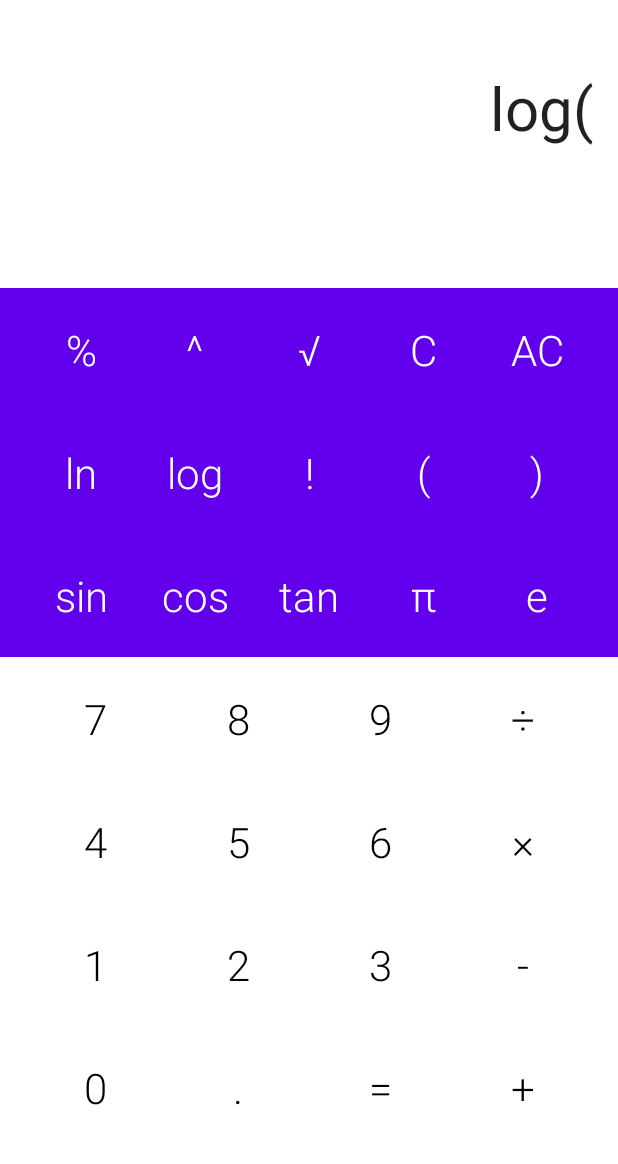
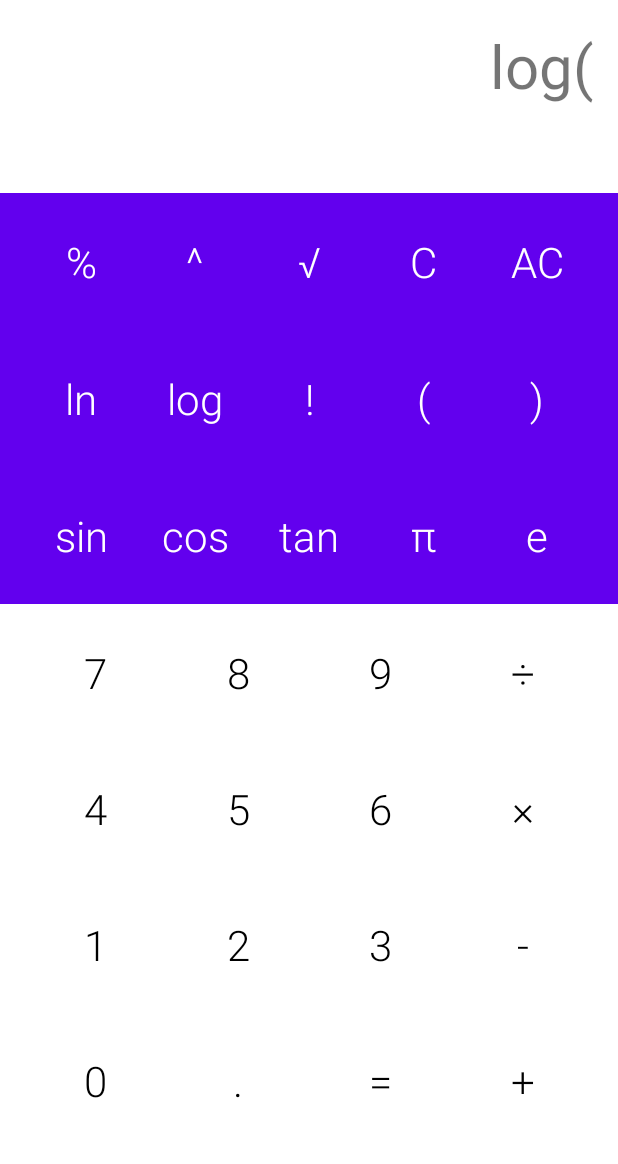
Before and after one commit to Javinator9889/Calculator, an Android app: the screen it shows after launch (Calculator), after a tap on "log", on a phone screen of 412 x 824 dp, the part 63-1227 px from its top. Run offline under Robolectric (Android 15) with nearby library versions, the phone set to English and light mode, and no system bars; our stand-ins replace Timber; libraries missing offline, so code that uses them is left out: org.javia.arity; Roboto replaces fonts that are not available here; 3 statements that could not run were skipped.

Commit message:
Included text animations

```diff
--- a/app/build.gradle
+++ b/app/build.gradle
@@ -1,5 +1,4 @@
 apply plugin: 'com.android.application'
-apply plugin: 'com.google.android.gms.oss-licenses-plugin'
 apply plugin: 'kotlin-android'
 apply plugin: 'kotlin-android-extensions'
 apply plugin: 'com.google.firebase.crashlytics'
@@ -90,8 +89,6 @@ dependencies {
     androidTestImplementation 'androidx.test.ext:junit:1.1.1'
     androidTestImplementation 'androidx.test.espresso:espresso-core:3.2.0'
 
-    // https://material.io/develop/android/docs/getting-started/
-//    implementation 'com.google.android.material:material:1.1.0'
     // https://developer.android.com/kotlin/ktx#lifecycle
     implementation 'androidx.lifecycle:lifecycle-runtime-ktx:2.2.0'
     // https://developer.android.com/kotlin/ktx#viewmodel
--- a/app/src/main/java/com/javinator9889/calculator/views/activities/Calculator.kt
+++ b/app/src/main/java/com/javinator9889/calculator/views/activities/Calculator.kt
@@ -18,13 +18,17 @@
  */
 package com.javinator9889.calculator.views.activities
 
+import android.animation.*
 import android.content.Context
 import android.os.Build
 import android.os.Bundle
 import android.os.Vibrator
+import android.text.TextUtils
 import android.text.method.ScrollingMovementMethod
-import android.view.animation.AnimationUtils
+import android.view.View
+import android.view.animation.AccelerateDecelerateInterpolator
 import android.view.inputmethod.InputMethodManager
+import android.widget.TextView
 import androidx.lifecycle.Observer
 import androidx.lifecycle.lifecycleScope
 import androidx.lifecycle.whenCreated
@@ -32,12 +36,15 @@ import com.javinator9889.calculator.R
 import com.javinator9889.calculator.models.ButtonBinder
 import com.javinator9889.calculator.models.viewmodels.calculator.CalculatorViewModel
 import com.javinator9889.calculator.models.viewmodels.factory.ViewModelFactory
+import com.javinator9889.calculator.utils.notNull
 import com.javinator9889.calculator.utils.viewModels
 import com.javinator9889.calculator.views.activities.base.ActionBarBase
+import com.javinator9889.calculator.views.widgets.CalculatorEditText
 import kotlinx.android.synthetic.main.calc_layout.*
 import kotlinx.coroutines.Dispatchers
 import kotlinx.coroutines.launch
 import timber.log.Timber
+
 
 /**
  * Bundle key for saving the current displayed operation text
@@ -65,10 +72,11 @@ internal const val ARG_CURRENT_RESULT_TEXT = "args:calculator:operation_result"
  *
  * @see com.javinator9889.calculator.models.viewmodels.calculator.CalculatorViewModel
  */
-class Calculator : ActionBarBase() {
+class Calculator : ActionBarBase(), CalculatorEditText.OnTextSizeChangeListener {
     override val layoutId: Int = R.layout.calc_layout
     override val menuRes: Int = R.menu.app_menu
     private lateinit var binder: ButtonBinder
+    private var currentAnimator: Animator? = null
     private val calculatorViewModel: CalculatorViewModel by viewModels {
         ViewModelFactory(CalculatorViewModel.Factory, this)
     }
@@ -89,7 +97,7 @@ class Calculator : ActionBarBase() {
                     Timber.d("OP result updated - $it")
                     if (it != "NaN") {
                         operation.error = null
-                        currentResult.text = it
+                        currentResult.setText(it)
                     }
                 })
                 calculatorViewModel.equalsResult.observe(this@Calculator, Observer {
@@ -100,17 +108,7 @@ class Calculator : ActionBarBase() {
                         return@Observer
                     }
                     operation.error = null
-                    val fadeOutAnimation =
-                        AnimationUtils.loadAnimation(this@Calculator, android.R.anim.fade_out)
-                    val fadeInAnimation =
-                        AnimationUtils.loadAnimation(this@Calculator, android.R.anim.fade_in)
-                    operation.clearFocus()
-                    operation.setText(currentResult.text)
-                    operation.setSelection(0)
-                    operation.startAnimation(fadeInAnimation)
-
-                    currentResult.startAnimation(fadeOutAnimation)
-                    currentResult.text = ""
+                    onResult(it)
                 })
                 Timber.d("Setting values")
                 binder = ButtonBinder(
@@ -125,6 +123,7 @@ class Calculator : ActionBarBase() {
                 disableEditTextKeyboard()
                 operation.isCursorVisible = true
                 operation.requestFocus()
+                operation.setOnTextSizeChangeListener(this@Calculator)
             }
         }
     }
@@ -134,6 +133,9 @@ class Calculator : ActionBarBase() {
      */
     override fun onSaveInstanceState(outState: Bundle) {
         super.onSaveInstanceState(outState)
+        currentAnimator.notNull {
+            it.end()
+        }
         Timber.d("Saving instance - data: ${calculatorViewModel.currentOperation.value}")
         outState.putCharSequence(ARG_OPERATION_TEXT, calculatorViewModel.currentOperation.value)
         outState.putCharSequence(ARG_CURRENT_RESULT_TEXT, currentResult.text)
@@ -146,7 +148,7 @@ class Calculator : ActionBarBase() {
         super.onRestoreInstanceState(savedInstanceState)
         Timber.d("Restoring instance - op: ${savedInstanceState.getCharSequence(ARG_OPERATION_TEXT)}")
         operation.setText(savedInstanceState.getCharSequence(ARG_OPERATION_TEXT))
-        currentResult.text = savedInstanceState.getCharSequence(ARG_CURRENT_RESULT_TEXT)
+        currentResult.setText(savedInstanceState.getCharSequence(ARG_CURRENT_RESULT_TEXT))
         operation.setSelection(0)
     }
 
@@ -158,6 +160,31 @@ class Calculator : ActionBarBase() {
         calculatorViewModel.finish()
     }
 
+    override fun onUserInteraction() {
+        super.onUserInteraction()
+        currentAnimator.notNull {
+            it.end()
+        }
+    }
+
+    override fun onTextSizeChanged(textView: TextView, oldSize: Float) {
+        val textScale = oldSize / textView.textSize
+        val translationX = (1.0f - textScale) * (textView.width / 2.0f - textView.paddingRight)
+        val translationY = (1.0f - textScale) * (textView.height / 2.0f - textView.paddingBottom)
+
+        val animatorSet = AnimatorSet()
+        animatorSet.playTogether(
+            ObjectAnimator.ofFloat(textView, View.SCALE_X, textScale, 1.0f),
+            ObjectAnimator.ofFloat(textView, View.SCALE_Y, textScale, 1.0f),
+            ObjectAnimator.ofFloat(textView, View.TRANSLATION_X, translationX, 0.0f),
+            ObjectAnimator.ofFloat(textView, View.TRANSLATION_Y, translationY, 0.0f)
+        )
+        animatorSet.duration =
+            resources.getInteger(android.R.integer.config_shortAnimTime).toLong()
+        animatorSet.interpolator = AccelerateDecelerateInterpolator()
+        animatorSet.start()
+    }
+
     private fun disableEditTextKeyboard() {
         if (Build.VERSION.SDK_INT >= Build.VERSION_CODES.LOLLIPOP)
             operation.showSoftInputOnFocus = false
@@ -165,4 +192,68 @@ class Calculator : ActionBarBase() {
             hideSoftInputFromWindow(operation.windowToken, 0)
         }
     }
+
+    private fun onResult(result: String) {
+        if (TextUtils.isEmpty(currentResult.text))
+            return
+        // Calculate the values needed to perform the scale and translation animations,
+        // accounting for how the scale will affect the final position of the text.
+        // Calculate the values needed to perform the scale and translation animations,
+        // accounting for how the scale will affect the final position of the text.
+        val resultScale = operation.getVariableTextSize(result) / currentResult.textSize
+        val resultTranslationX = (1.0f - resultScale) *
+                (currentResult.width / 2.0f - currentResult.paddingRight)
+        val resultTranslationY = (1.0f - resultScale) *
+                (currentResult.height / 2.0f - currentResult.paddingBottom) +
+                (operation.bottom - currentResult.bottom) +
+                (currentResult.paddingBottom - operation.paddingBottom)
+        val formulaTranslationY = -operation.bottom.toFloat()
+
+        // Use a value animator to fade to the final text color over the course of the animation.
+        val resultTextColor = currentResult.currentTextColor
+        val formulaTextColor = operation.currentTextColor
+        val textColorAnimator =
+            ValueAnimator.ofObject(ArgbEvaluator(), resultTextColor, formulaTextColor)
+        textColorAnimator.addUpdateListener { valueAnimator ->
+            currentResult.setTextColor(
+                valueAnimator.animatedValue as Int
+            )
+        }
+
+        val animatorSet = AnimatorSet()
+        animatorSet.playTogether(
+            textColorAnimator,
+            ObjectAnimator.ofFloat(currentResult, View.SCALE_X, resultScale),
+            ObjectAnimator.ofFloat(currentResult, View.SCALE_Y, resultScale),
+            ObjectAnimator.ofFloat(currentResult, View.TRANSLATION_X, resultTranslationX),
+            ObjectAnimator.ofFloat(currentResult, View.TRANSLATION_Y, resultTranslationY),
+            ObjectAnimator.ofFloat(operation, View.TRANSLATION_Y, formulaTranslationY)
+        )
+        animatorSet.duration =
+            resources.getInteger(android.R.integer.config_mediumAnimTime).toLong()
+        animatorSet.interpolator = AccelerateDecelerateInterpolator()
+        animatorSet.addListener(object : AnimatorListenerAdapter() {
+            override fun onAnimationStart(animation: Animator) {
+                currentResult.setText(result)
+            }
+
+            override fun onAnimationEnd(animation: Animator) {
+                // Reset all of the values modified during the animation.
+                currentResult.setTextColor(resultTextColor)
+                currentResult.scaleX = 1.0f
+                currentResult.scaleY = 1.0f
+                currentResult.translationX = 0.0f
+                currentResult.translationY = 0.0f
+                operation.translationY = 0.0f
+
+                // Finally update the formula to use the current result.
+                operation.setText(result)
+                currentResult.text = null
+                currentAnimator = null
+            }
+        })
+
+        currentAnimator = animatorSet
+        animatorSet.start()
+    }
 }
--- /dev/null
+++ b/app/src/main/java/com/javinator9889/calculator/views/widgets/CalculatorEditText.kt
@@ -0,0 +1,191 @@
+/*
+ * Copyright © 2020 - present | Calculator by Javinator9889
+ *
+ * This program is free software: you can redistribute it and/or modify
+ * it under the terms of the GNU General Public License as published by
+ * the Free Software Foundation, either version 3 of the License, or
+ * (at your option) any later version.
+ *
+ * This program is distributed in the hope that it will be useful,
+ * but WITHOUT ANY WARRANTY; without even the implied warranty of
+ * MERCHANTABILITY or FITNESS FOR A PARTICULAR PURPOSE.  See the
+ * GNU General Public License for more details.
+ *
+ * You should have received a copy of the GNU General Public License
+ * along with this program.  If not, see https://www.gnu.org/licenses/.
+ *
+ * Created by Javinator9889 on 12/06/20 - Calculator.
+ */
+package com.javinator9889.calculator.views.widgets
+
+import android.annotation.SuppressLint
+import android.content.Context
+import android.graphics.Paint
+import android.graphics.Rect
+import android.os.Parcelable
+import android.text.TextPaint
+import android.text.method.ScrollingMovementMethod
+import android.util.AttributeSet
+import android.util.TypedValue
+import android.view.ActionMode
+import android.view.Menu
+import android.view.MenuItem
+import android.view.MotionEvent
+import android.widget.TextView
+import androidx.appcompat.widget.AppCompatEditText
+import com.javinator9889.calculator.R
+
+
+class CalculatorEditText(context: Context, attrs: AttributeSet?, defStyle: Int) :
+    AppCompatEditText(context, attrs, defStyle) {
+    private val maximumTextSize: Float
+    private val minimumTextSize: Float
+    private val stepTextSize: Float
+
+    // Temporary objects for use in layout methods.
+    private val tempPaint: Paint = TextPaint()
+    private val tempRect: Rect = Rect()
+    private var widthConstraint = -1
+    private var onTextSizeChangeListener: OnTextSizeChangeListener? = null
+
+    constructor(context: Context) : this(context, null)
+    constructor(context: Context, attrs: AttributeSet?) : this(context, attrs, 0)
+
+
+    init {
+        val styledAttrs = context.obtainStyledAttributes(
+            attrs, R.styleable.CalculatorEditText, defStyle, 0
+        )
+        maximumTextSize = styledAttrs.getDimension(
+            R.styleable.CalculatorEditText_maxTextSize, textSize
+        )
+        minimumTextSize = styledAttrs.getDimension(
+            R.styleable.CalculatorEditText_minTextSize, textSize
+        )
+        stepTextSize = styledAttrs.getDimension(
+            R.styleable.CalculatorEditText_stepTextSize,
+            (maximumTextSize - minimumTextSize) / 3
+        )
+        styledAttrs.recycle()
+        customSelectionActionModeCallback = NO_SELECTION_ACTION_MODE_CALLBACK
+        if (isFocusable) {
+            movementMethod = ScrollingMovementMethod.getInstance()
+        }
+        setTextSize(TypedValue.COMPLEX_UNIT_PX, maximumTextSize)
+        minHeight = lineHeight + compoundPaddingBottom + compoundPaddingTop
+    }
+
+    @SuppressLint("ClickableViewAccessibility")
+    override fun onTouchEvent(event: MotionEvent): Boolean {
+        if (event.actionMasked == MotionEvent.ACTION_UP) {
+            // Hack to prevent keyboard and insertion handle from showing.
+            cancelLongPress()
+        }
+        return super.onTouchEvent(event)
+    }
+
+    override fun onMeasure(widthMeasureSpec: Int, heightMeasureSpec: Int) {
+        super.onMeasure(widthMeasureSpec, heightMeasureSpec)
+        widthConstraint =
+            MeasureSpec.getSize(widthMeasureSpec) - paddingLeft - paddingRight
+        setTextSize(TypedValue.COMPLEX_UNIT_PX, getVariableTextSize(text.toString()))
+    }
+
+    override fun onSaveInstanceState(): Parcelable? {
+        super.onSaveInstanceState()
+
+        // EditText will freeze any text with a selection regardless of getFreezesText() ->
+        // return null to prevent any state from being preserved at the instance level.
+        return null
+    }
+
+    override fun onTextChanged(
+        text: CharSequence,
+        start: Int,
+        lengthBefore: Int,
+        lengthAfter: Int
+    ) {
+        super.onTextChanged(text, start, lengthBefore, lengthAfter)
+        val textLength = text.length
+        if (selectionStart != textLength || selectionEnd != textLength) {
+            // Pin the selection to the end of the current text.
+            setSelection(textLength)
+        }
+        setTextSize(TypedValue.COMPLEX_UNIT_PX, getVariableTextSize(text.toString()))
+    }
+
+    override fun setTextSize(unit: Int, size: Float) {
+        val oldTextSize = textSize
+        super.setTextSize(unit, size)
+        if (onTextSizeChangeListener != null && textSize != oldTextSize) {
+            onTextSizeChangeListener!!.onTextSizeChanged(this, oldTextSize)
+        }
+    }
+
+    fun setOnTextSizeChangeListener(listener: OnTextSizeChangeListener?) {
+        onTextSizeChangeListener = listener
+    }
+
+    fun getVariableTextSize(text: String?): Float {
+        if (widthConstraint < 0 || maximumTextSize <= minimumTextSize) {
+            // Not measured, bail early.
+            return textSize
+        }
+
+        // Capture current paint state.
+        tempPaint.set(paint)
+
+        // Step through increasing text sizes until the text would no longer fit.
+        var lastFitTextSize = minimumTextSize
+        while (lastFitTextSize < maximumTextSize) {
+            val nextSize =
+                (lastFitTextSize + stepTextSize).coerceAtMost(maximumTextSize)
+            tempPaint.textSize = nextSize
+            lastFitTextSize = if (tempPaint.measureText(text) > widthConstraint) {
+                break
+            } else {
+                nextSize
+            }
+        }
+        return lastFitTextSize
+    }
+
+    override fun getCompoundPaddingTop(): Int {
+        // Measure the top padding from the capital letter height of the text instead of the top,
+        // but don't remove more than the available top padding otherwise clipping may occur.
+        paint.getTextBounds("H", 0, 1, tempRect)
+        val fontMetrics = paint.fontMetricsInt
+        val paddingOffset: Int = -(fontMetrics.ascent + tempRect.height())
+        return super.getCompoundPaddingTop() - paddingTop.coerceAtMost(paddingOffset)
+    }
+
+    override fun getCompoundPaddingBottom(): Int {
+        // Measure the bottom padding from the baseline of the text instead of the bottom, but don't
+        // remove more than the available bottom padding otherwise clipping may occur.
+        val fontMetrics = paint.fontMetricsInt
+        return super.getCompoundPaddingBottom() - paddingBottom.coerceAtMost(fontMetrics.descent)
+    }
+
+    interface OnTextSizeChangeListener {
+        fun onTextSizeChanged(textView: TextView, oldSize: Float)
+    }
+
+    companion object {
+        private val NO_SELECTION_ACTION_MODE_CALLBACK: ActionMode.Callback =
+            object : ActionMode.Callback {
+                override fun onActionItemClicked(mode: ActionMode?, item: MenuItem?): Boolean {
+                    return false
+                }
+
+                override fun onCreateActionMode(mode: ActionMode?, menu: Menu?): Boolean {
+                    // Prevents the selection action mode on double tap.
+                    return false
+                }
+
+                override fun onDestroyActionMode(mode: ActionMode?) {}
+                override fun onPrepareActionMode(mode: ActionMode?, menu: Menu?): Boolean {
+                    return false
+                }
+            }
+    }
+}
--- a/app/src/main/res/layout-land/calc_layout.xml
+++ b/app/src/main/res/layout-land/calc_layout.xml
@@ -31,7 +31,7 @@
         app:layout_constraintTop_toBottomOf="@+id/topAppBar">
 
 
-        <EditText
+        <com.javinator9889.calculator.views.widgets.CalculatorEditText
             android:id="@+id/operation"
             style="@style/CalcText"
             android:layout_width="match_parent"
@@ -48,9 +48,10 @@
             android:fontFamily="@font/roboto"
             android:gravity="center_vertical|end"
             android:hint="@string/operation"
-            android:inputType="none"
+            android:inputType="text|textNoSuggestions"
             android:minHeight="75dp"
-            android:textSize="24sp"
+            android:textColor="@color/display_formula_text_color"
+            android:textSize="32sp"
             app:layout_constraintBottom_toTopOf="@+id/currentResult"
             app:layout_constraintEnd_toEndOf="parent"
             app:layout_constraintStart_toStartOf="parent"
@@ -58,7 +59,7 @@
             tools:text="here will be the current operation" />
 
 
-        <TextView
+        <com.javinator9889.calculator.views.widgets.CalculatorEditText
             android:id="@+id/currentResult"
             style="@style/CalcText"
             android:layout_width="match_parent"
--- a/app/src/main/res/layout/calc_layout.xml
+++ b/app/src/main/res/layout/calc_layout.xml
@@ -21,11 +21,11 @@
         app:menu="@menu/app_menu"
         app:title="@string/app_name" />
 
-    <EditText
+    <com.javinator9889.calculator.views.widgets.CalculatorEditText
         android:id="@+id/operation"
         style="@style/CalcText"
         android:layout_width="match_parent"
-        android:layout_height="100dp"
+        android:layout_height="wrap_content"
         android:layout_marginStart="16dp"
         android:layout_marginLeft="16dp"
         android:layout_marginTop="8dp"
@@ -38,8 +38,9 @@
         android:fontFamily="@font/roboto"
         android:gravity="center_vertical|end"
         android:hint="@string/operation"
-        android:inputType="none"
+        android:inputType="text|textNoSuggestions"
         android:textSize="40sp"
+        android:textColor="@color/display_formula_text_color"
         app:autoSizeTextType="uniform"
         app:layout_constraintBottom_toTopOf="@+id/currentResult"
         app:layout_constraintEnd_toEndOf="parent"
@@ -47,16 +48,24 @@
         app:layout_constraintTop_toBottomOf="@+id/topAppBar"
         tools:text="here will be the current operation" />
 
-    <TextView
+    <com.javinator9889.calculator.views.widgets.CalculatorEditText
         android:id="@+id/currentResult"
         style="@style/CalcText"
         android:layout_width="match_parent"
-        android:layout_height="70dp"
+        android:layout_height="wrap_content"
         android:layout_marginStart="16dp"
         android:layout_marginLeft="16dp"
+        android:layout_marginTop="16dp"
         android:layout_marginEnd="16dp"
         android:layout_marginRight="16dp"
+        android:layout_marginBottom="8dp"
+        android:background="@android:color/transparent"
+        android:clickable="false"
+        android:cursorVisible="false"
+        android:focusable="false"
         android:fontFamily="@font/roboto"
+        android:inputType="none"
+        android:textColor="@color/display_result_text_color"
         android:textSize="30sp"
         app:autoSizeTextType="none"
         app:layout_constraintBottom_toTopOf="@+id/linearLayout"
--- a/app/src/main/res/values-v16/styles.xml
+++ /dev/null
@@ -1,19 +0,0 @@
-<?xml version="1.0" encoding="utf-8"?>
-<resources>
-
-    <style name="CalcButton" parent="TextAppearance.AppCompat.Widget.Button.Borderless.Colored">
-        <item name="android:background">?android:attr/selectableItemBackgroundBorderless</item>
-        <item name="android:textSize">@dimen/button_text_size</item>
-        <item name="android:fontFamily">sans-serif-light</item>
-        <item name="android:textAllCaps">false</item>
-        <item name="android:gravity">center|center_vertical|center_horizontal</item>
-        <item name="android:textColor">#000000</item>
-    </style>
-
-    <style name="CalcText" parent="Widget.AppCompat.TextView">
-        <item name="android:fontFamily">sans-serif-light</item>
-        <item name="android:gravity">center_vertical|end</item>
-        <item name="android:maxLines">1</item>
-        <item name="android:singleLine">true</item>
-    </style>
-</resources>
--- a/app/src/main/res/values/colors.xml
+++ b/app/src/main/res/values/colors.xml
@@ -3,4 +3,9 @@
     <color name="colorPrimary">#6200EE</color>
     <color name="colorPrimaryDark">#3700B3</color>
     <color name="colorAccent">#03DAC5</color>
+    <!-- Text color for the formula in the calculator display. -->
+    <color name="display_formula_text_color">#8A000000</color>
+
+    <!-- Text color for the result in the calculator display. -->
+    <color name="display_result_text_color">#6C000000</color>
 </resources>
--- a/app/src/main/res/values/styles.xml
+++ b/app/src/main/res/values/styles.xml
@@ -5,21 +5,6 @@
         <item name="colorPrimary">@color/colorPrimary</item>
         <item name="colorPrimaryDark">@color/colorPrimaryDark</item>
         <item name="colorAccent">@color/colorAccent</item>
-    </style>
-
-    <style name="CalcButton" parent="TextAppearance.AppCompat.Widget.Button.Borderless.Colored">
-        <item name="android:background">?android:attr/selectableItemBackgroundBorderless</item>
-        <item name="android:textSize">@dimen/button_text_size</item>
-        <item name="android:textAllCaps">false</item>
-        <item name="android:textColor">#000000</item>
-        <item name="android:gravity">center|center_vertical|center_horizontal</item>
-        <!--        <item name="rippleColor">@android:color/black</item>-->
-    </style>
-
-    <style name="CalcText" parent="Widget.AppCompat.TextView">
-        <item name="android:gravity">center_vertical|end</item>
-        <item name="android:maxLines">1</item>
-        <item name="android:singleLine">true</item>
     </style>
 
     <style name="CalcOperationButton" parent="@style/CalcButton">
@@ -37,4 +22,23 @@
         <item name="titleTextColor">#000000</item>
         <item name="android:textColor">#000000</item>
     </style>
+
+    <style name="CalcButton" parent="TextAppearance.AppCompat.Widget.Button.Borderless.Colored">
+        <item name="android:background">?android:attr/selectableItemBackgroundBorderless</item>
+        <item name="android:textSize">@dimen/button_text_size</item>
+        <item name="android:fontFamily">sans-serif-light</item>
+        <item name="android:textAllCaps">false</item>
+        <item name="android:gravity">center|center_vertical|center_horizontal</item>
+        <item name="android:textColor">#000000</item>
+    </style>
+
+    <style name="CalcText" parent="Widget.AppCompat.TextView">
+        <item name="android:maxLines">1</item>
+        <item name="android:singleLine">true</item>
+        <item name="android:background">@android:color/transparent</item>
+        <item name="android:cursorVisible">false</item>
+        <item name="android:fontFamily">sans-serif-light</item>
+        <item name="android:includeFontPadding">false</item>
+        <item name="android:gravity">bottom|end</item>
+    </style>
 </resources>
--- a/build.gradle
+++ b/build.gradle
@@ -9,7 +9,6 @@ buildscript {
     dependencies {
         classpath "com.android.tools.build:gradle:4.0.0"
         classpath "org.jetbrains.kotlin:kotlin-gradle-plugin:$kotlin_version"
-        classpath 'com.google.android.gms:oss-licenses-plugin:0.10.2'
         classpath 'com.google.gms:google-services:4.3.3'
         classpath 'com.google.firebase:firebase-crashlytics-gradle:2.1.1'
 
```
Also changed, not shown: app/src/main/res/values/attr.xml (added, +10 -0 lines).
